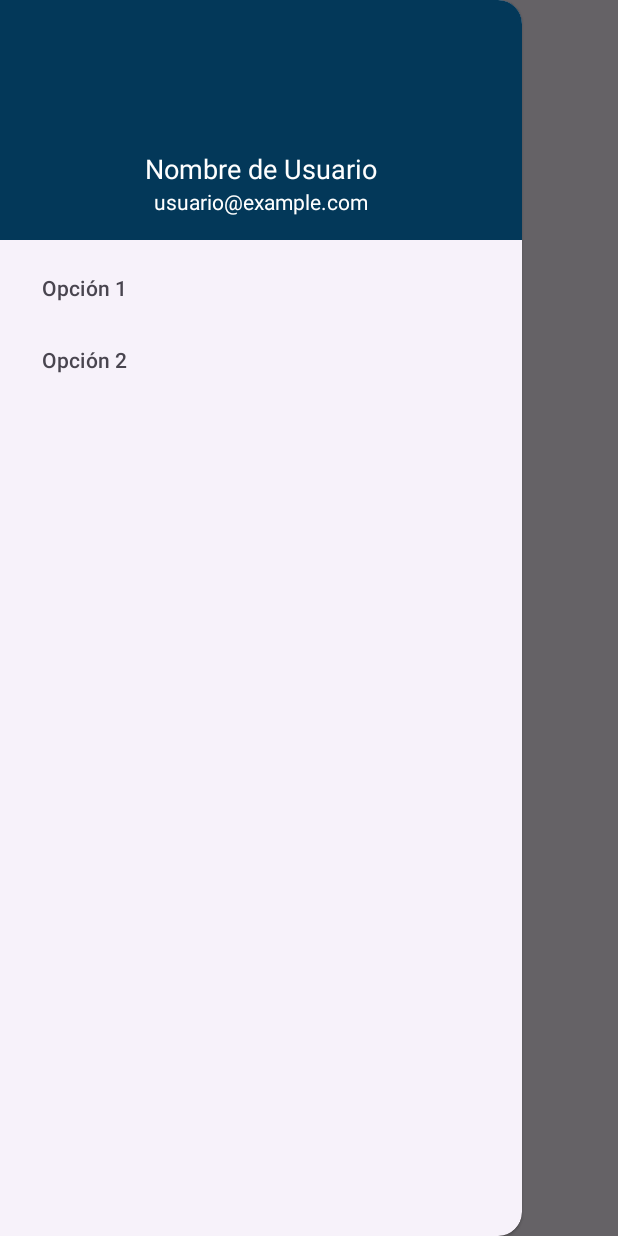
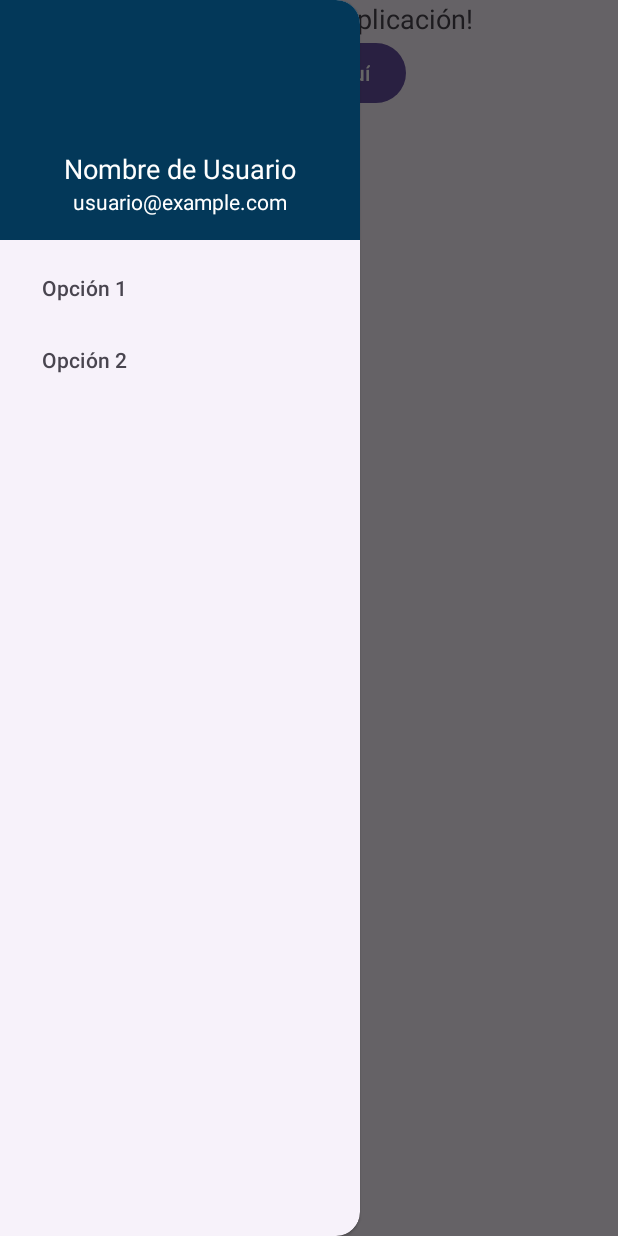
Before and after one commit to arturofgg/EventOs, an Android app: the screen it shows after launch (Menu), with the side drawer open, on a phone screen of 412 x 824 dp. Run offline under Robolectric (Android 15) with nearby library versions, the phone set to English and light mode, and no system bars.

Commit message:
menu desplegable arrastrable pero sin boton

```diff
--- a/app/src/main/res/layout/prueba_menu.xml
+++ b/app/src/main/res/layout/prueba_menu.xml
@@ -16,13 +16,27 @@
         tools:context=".Menu">
 
         <!-- Contenido principal de tu aplicación -->
+        <TextView
+            android:layout_width="wrap_content"
+            android:layout_height="wrap_content"
+            android:text="¡Bienvenido a la aplicación!"
+            android:textSize="18sp"
+            android:layout_gravity="center_horizontal" />
+
+        <!-- Puedes agregar un Button para realizar alguna acción -->
+        <Button
+            android:layout_width="wrap_content"
+            android:layout_height="wrap_content"
+            android:text="Haz clic aquí"
+            android:layout_gravity="center_horizontal"
+            android:onClick="onButtonClick"/>
 
     </LinearLayout>
 
     <!-- Menú Lateral -->
     <com.google.android.material.navigation.NavigationView
         android:id="@+id/navigationView"
-        android:layout_width="wrap_content"
+        android:layout_width="240dp"
         android:layout_height="match_parent"
         android:layout_gravity="start"
         app:headerLayout="@layout/nav_header"
--- a/app/src/main/res/menu/nav_menu.xml
+++ b/app/src/main/res/menu/nav_menu.xml
@@ -1,9 +1,9 @@
 <menu xmlns:android="http://schemas.android.com/apk/res/android">
     <item
-        android:id="@+id/menu_option1"
+        android:id="@+id/o1"
         android:title="Opción 1" />
     <item
-        android:id="@+id/menu_option2"
+        android:id="@+id/o2"
         android:title="Opción 2" />
     <!-- Agrega más opciones según sea necesario -->
 </menu>
--- a/app/src/main/res/values/strings.xml
+++ b/app/src/main/res/values/strings.xml
@@ -1,3 +1,5 @@
 <resources>
     <string name="app_name">EventOs</string>
+    <string name="navigation_drawer_open">Abrir menú</string>
+    <string name="navigation_drawer_close">Cerrar menú</string>
 </resources>
```
Also changed, not shown: app/src/main/java/com/example/eventos/Menu.java (+3 -10 lines).
